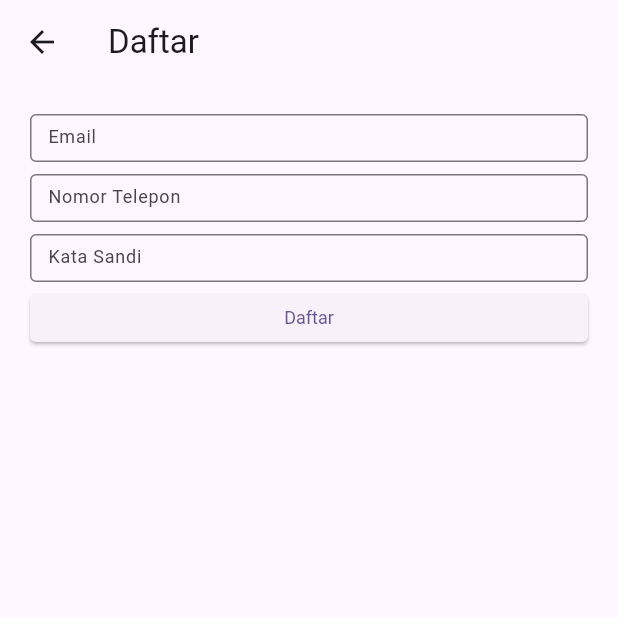
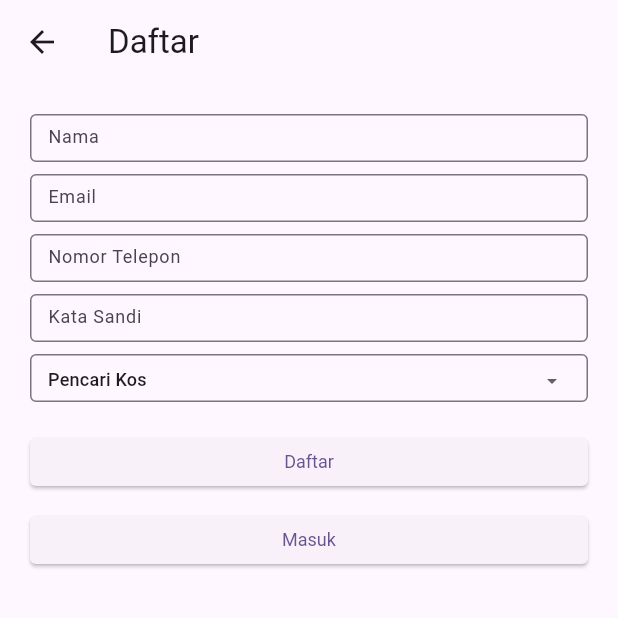
Before and after one commit to sukisv/boarding_house, a Flutter app: the RegisterView screen opened by its route, after a tap on "Daftar", on a phone screen of 412 x 824 dp, the top half of it. Run offline on Flutter 3.47's test engine with Material 3 defaults, Android fonts, the phone set to English and light mode, and no system bars; our stand-ins replace flutter_secure_storage, geolocator, image_picker; accounts and stored records are empty; network calls fail.

```diff
--- a/mobile_application/lib/viewmodels/auth/register_viewmodel.dart
+++ b/mobile_application/lib/viewmodels/auth/register_viewmodel.dart
@@ -4,23 +4,34 @@ import '../../services/api_service.dart';
 class RegisterViewModel extends ChangeNotifier {
   final ApiService _apiService = ApiService();
 
-  void register({
+  Future<bool> register({
+    required String name,
     required String email,
+    required String password,
+    required String role,
     required String phone,
-    required String password,
   }) async {
     try {
       final response = await _apiService.post(
         '/auth/register',
-        body: {'email': email, 'phone': phone, 'password': password},
+        body: {
+          'name': name,
+          'email': email,
+          'password': password,
+          'role': role,
+          'phone_number': phone,
+        },
       );
       if (response.statusCode == 200) {
         // Handle successful registration
+        return true;
       } else {
         // Handle registration error
+        return false;
       }
     } catch (e) {
       // Handle exception
+      return false;
     }
   }
 }
--- a/mobile_application/lib/views/auth/login_view.dart
+++ b/mobile_application/lib/views/auth/login_view.dart
@@ -14,6 +14,12 @@ class LoginView extends StatelessWidget {
     final emailOrPhoneController = TextEditingController();
     final passwordController = TextEditingController();
     final loginViewModel = Provider.of<LoginViewModel>(context, listen: false);
+
+    // Ambil argument email dari register jika ada
+    final args = ModalRoute.of(context)?.settings.arguments;
+    if (args != null && args is String) {
+      emailOrPhoneController.text = args;
+    }
 
     return Scaffold(
       appBar: AppBar(title: Text('Masuk')),
@@ -48,6 +54,13 @@ class LoginView extends StatelessWidget {
                 }
               },
             ),
+            SizedBox(height: 12),
+            CustomButton(
+              label: 'Daftar',
+              onPressed: () {
+                Navigator.pushNamed(context, Routes.register);
+              },
+            ),
           ],
         ),
       ),
--- a/mobile_application/lib/views/auth/register_view.dart
+++ b/mobile_application/lib/views/auth/register_view.dart
@@ -1,38 +1,91 @@
 import 'package:flutter/material.dart';
 import '../../components/custom_button.dart';
 import '../../components/custom_input.dart';
+import '../../components/custom_dropdown.dart';
 import '../../viewmodels/auth/register_viewmodel.dart';
 
 class RegisterView extends StatelessWidget {
   final RegisterViewModel viewModel = RegisterViewModel();
 
+  RegisterView({super.key});
+
   @override
   Widget build(BuildContext context) {
+    final nameController = TextEditingController();
     final emailController = TextEditingController();
     final phoneController = TextEditingController();
     final passwordController = TextEditingController();
+    String selectedRole = 'seeker';
+    final List<DropdownMenuItem<String>> roleItems = [
+      DropdownMenuItem(
+        value: 'seeker',
+        child: Text('Pencari Kos', style: TextStyle(fontSize: 12)),
+      ),
+      DropdownMenuItem(
+        value: 'owner',
+        child: Text('Pemilik Kos', style: TextStyle(fontSize: 12)),
+      ),
+    ];
 
     return Scaffold(
       appBar: AppBar(title: Text('Daftar')),
       body: Padding(
         padding: const EdgeInsets.all(16.0),
-        child: Column(
+        child: StatefulBuilder(
+          builder: (context, setState) {
+            return Column(
               crossAxisAlignment: CrossAxisAlignment.stretch,
               children: [
+                CustomInput(controller: nameController, hintText: 'Nama'),
                 CustomInput(controller: emailController, hintText: 'Email'),
-            CustomInput(controller: phoneController, hintText: 'Nomor Telepon'),
-            CustomInput(controller: passwordController, hintText: 'Kata Sandi'),
+                CustomInput(
+                  controller: phoneController,
+                  hintText: 'Nomor Telepon',
+                ),
+                CustomInput(
+                  controller: passwordController,
+                  hintText: 'Kata Sandi',
+                  obscureText: true,
+                ),
+                CustomDropdown(
+                  value: selectedRole,
+                  items: roleItems,
+                  onChanged: (val) {
+                    setState(() {
+                      selectedRole = val!;
+                    });
+                  },
+                ),
+                SizedBox(height: 16),
                 CustomButton(
                   label: 'Daftar',
+                  onPressed: () async {
+                    final success = await viewModel.register(
+                      email: emailController.text,
+                      password: passwordController.text,
+                      name: nameController.text,
+                      role: selectedRole,
+                      phone: phoneController.text,
+                    );
+                    if (success) {
+                      Navigator.pushReplacementNamed(
+                        context,
+                        '/login',
+                        arguments: emailController.text,
+                      );
+                    }
+                  },
+                ),
+                SizedBox(height: 12),
+                CustomButton(
+                  label: 'Masuk',
                   onPressed: () {
-                viewModel.register(
-                  email: emailController.text,
-                  phone: phoneController.text,
-                  password: passwordController.text,
-                );
+                    Navigator.pop(context);
                   },
                 ),
               ],
+            );
+          },
         ),
       ),
     );
```
Also changed, not shown: mobile_application/lib/components/custom_checkbox.dart (+6 -1 lines), mobile_application/lib/views/owner/manage_properties/index.dart (+23 -13 lines), 2 other files. Lines whose indentation alone changed are shown as unchanged.
